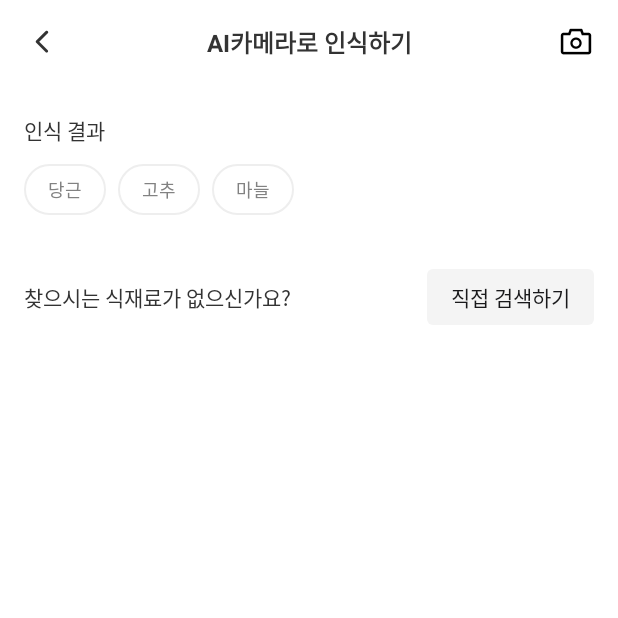
After one commit to LogicKurly/LogicKurly-AOS, an Android app: the CameraSearchActivity screen opened directly, with no data from a screen before it, on a phone screen of 412 x 824 dp, the top half of it. The commit adds this screen. Run offline under Robolectric (Android 15) with nearby library versions, the phone set to English and light mode, and no system bars; our stand-ins replace data binding; pictures from the network do not load.

Commit message:
add: 재료 카메라검색(AI) 추가

```diff
--- /dev/null
+++ b/app/src/main/java/com/kurly/logickurly/presentation/cameraSearch/view/CameraSearchActivity.kt
@@ -0,0 +1,185 @@
+package com.kurly.logickurly.presentation.cameraSearch.view
+
+import android.Manifest
+import android.app.Activity
+import android.content.Intent
+import android.content.pm.PackageManager
+import android.graphics.Bitmap
+import android.graphics.Color
+import android.os.Build
+import android.provider.MediaStore
+import android.view.View
+import android.view.WindowManager
+import android.widget.Toast
+import androidx.activity.result.ActivityResultLauncher
+import androidx.activity.result.contract.ActivityResultContracts
+import androidx.core.content.ContextCompat
+import androidx.lifecycle.ViewModelProvider
+import androidx.recyclerview.widget.LinearLayoutManager
+import androidx.recyclerview.widget.RecyclerView
+import com.bumptech.glide.Glide
+import com.bumptech.glide.load.engine.DiskCacheStrategy
+import com.google.android.material.tabs.TabLayoutMediator
+import com.kurly.logickurly.R
+import com.kurly.logickurly.data.model.Preferences
+import com.kurly.logickurly.databinding.ActivityCameraSearchBinding
+import com.kurly.logickurly.databinding.ActivityKurlyMainBinding
+import com.kurly.logickurly.presentation.addRefrigerator.adapter.PopularAdapter
+import com.kurly.logickurly.presentation.base.BaseActivity
+import com.kurly.logickurly.presentation.cameraSearch.viewModel.CameraSearchViewModel
+import com.kurly.logickurly.presentation.kurlyMain.view.adapter.ViewPagerAdapter
+import com.kurly.logickurly.presentation.kurlyMain.viewModel.MainViewModel
+import com.kurly.logickurly.presentation.myRefrigerator.view.MyRefrigeratorActivity
+
+class CameraSearchActivity : BaseActivity<ActivityCameraSearchBinding>(R.layout.activity_camera_search) {
+
+    val REQUEST_IMAGE_CAPTURE = 0
+
+    private val mainVM: CameraSearchViewModel by lazy {
+        ViewModelProvider(this)[CameraSearchViewModel::class.java]
+    }
+
+    /** dataBinding 객체에 추가적인 작업을 할 때 사용한다 */
+    override fun extraSetupBinding() {
+        binding.vm = mainVM
+    }
+
+    override fun setup() {
+        window.addFlags(WindowManager.LayoutParams.FLAG_KEEP_SCREEN_ON)
+    }
+
+    override fun setupViews() {
+        binding.header.tvTitle?.text ="AI카메라로 인식하기"
+        binding.header.ivAdd?.setImageResource(R.drawable.camera)
+        binding.header.ivAdd?.setColorFilter(Color.parseColor("#000000"))
+        binding.header.ivBack?.setOnClickListener{
+            onBackPressed()
+        }
+        binding.header.ivAdd?.setOnClickListener{
+            takePicture()
+            Preferences.getInstance(this).putBooleanItem("takePicture",true)
+        }
+        binding.tvSearchText?.setOnClickListener{
+            onBackPressed()
+        }
+
+        checkPermission()
+        if(!Preferences.getInstance(this).getBooleanItem("takePicture",false)){
+            takePicture()
+            Preferences.getInstance(this).putBooleanItem("takePicture",true)
+        }
+
+        //사람들이 많이 검색한 재료
+        var itemList = mutableListOf("당근", "고추","마늘")
+        var selectedItemList = mutableListOf<Int>()
+        //기존에 냉장고에 담겨 있는 재료는 선택된 상태
+        var myRefrigerator = Preferences.getInstance(this).getStringItem("MyRefrigerator","")
+        var itemList2 = myRefrigerator?.split(",")
+        var tempList = mutableListOf<String>()
+        for(i in 0 until itemList2!!.size){
+            if(itemList2[i]!="" && itemList2[i]!=","){
+                tempList.add(itemList2[i].replace(",",""))
+            }
+        }
+        itemList2 = tempList
+        for(i in 0 until itemList.size){
+            if(itemList2.contains(itemList[i])){
+                selectedItemList.add(1)
+            }
+            else{
+                selectedItemList.add(0)
+            }
+        }
+
+        var listManager = LinearLayoutManager(this, RecyclerView.HORIZONTAL, false)
+        var listAdapter = PopularAdapter(this, itemList as ArrayList<String>, selectedItemList as ArrayList<Int>)
+        var recyclerList = binding.resultRecyclerView.apply {
+            setHasFixedSize(true)
+            layoutManager = listManager
+            adapter = listAdapter
+        }
+
+        listAdapter.setItemClickListener(object : PopularAdapter.ItemClickListener {
+            override fun onClick(view: View, position: Int) {
+                if (selectedItemList[position] == 0) {
+                    selectedItemList[position] = 1
+                    Toast.makeText(this@CameraSearchActivity,"선택하신 식재료가 담겼습니다", Toast.LENGTH_SHORT).show()
+                    Preferences.getInstance(this@CameraSearchActivity).putStringItem("MyRefrigerator",Preferences.getInstance(this@CameraSearchActivity).getStringItem("MyRefrigerator","")+",${itemList[position]}")
+                } else {
+                    selectedItemList[position] = 0
+                    Toast.makeText(this@CameraSearchActivity,"선택하신 식재료를 꺼냈습니다", Toast.LENGTH_SHORT).show()
+                    Preferences.getInstance(this@CameraSearchActivity).putStringItem("MyRefrigerator",Preferences.getInstance(this@CameraSearchActivity).getStringItem("MyRefrigerator","").toString().replace(itemList[position],""))
+                }
+                listAdapter.notifyDataSetChanged()
+            }
+        })
+
+
+
+    }
+
+    fun takePicture(){
+        if(Build.VERSION.SDK_INT >= Build.VERSION_CODES.M)
+            Intent(MediaStore.ACTION_IMAGE_CAPTURE).also { takePictureIntent ->
+                takePictureIntent.resolveActivity(packageManager)?.also {
+                    startActivityForResult(takePictureIntent, REQUEST_IMAGE_CAPTURE)
+                }
+            }
+    }
+
+    private fun checkPermission() {
+        var permission = mutableMapOf<String, String>()
+        permission["camera"] = Manifest.permission.CAMERA
+
+        var denied = permission.count { ContextCompat.checkSelfPermission(this, it.value)  == PackageManager.PERMISSION_DENIED }
+
+        if(denied > 0 && Build.VERSION.SDK_INT >= Build.VERSION_CODES.M) {
+            requestPermissions(permission.values.toTypedArray(), REQUEST_IMAGE_CAPTURE)
+        }
+
+    }
+
+    override fun onRequestPermissionsResult(
+        requestCode: Int,
+        permissions: Array<out String>,
+        grantResults: IntArray
+    ) {
+        super.onRequestPermissionsResult(requestCode, permissions, grantResults)
+        if(requestCode == REQUEST_IMAGE_CAPTURE) {
+            var count = grantResults.count { it == PackageManager.PERMISSION_DENIED }
+
+            if(count != 0) {
+                Toast.makeText(applicationContext, "권한을 동의해주세요.", Toast.LENGTH_SHORT).show()
+                finish()
+            }
+        }
+    }
+
+    override fun onActivityResult(requestCode: Int, resultCode: Int, data: Intent?) {
+        super.onActivityResult(requestCode, resultCode, data)
+        if(requestCode == REQUEST_IMAGE_CAPTURE && resultCode == RESULT_OK) {
+            val imageBitmap = data?.extras?.get("data") as Bitmap
+
+            Glide.with(this)
+                .load(imageBitmap)
+                .diskCacheStrategy(DiskCacheStrategy.NONE)
+                .fitCenter()
+                .override(binding.ivPhoto.width, binding.ivPhoto.height)
+                .into(binding.ivPhoto)
+
+        }
+    }
+
+
+    override fun onSubscribe() {
+
+    }
+
+    override fun release() {
+
+    }
+
+    override fun onBackPressed() {
+        finish()
+    }
+}
--- /dev/null
+++ b/app/src/main/java/com/kurly/logickurly/presentation/cameraSearch/viewModel/CameraSearchViewModel.kt
@@ -0,0 +1,6 @@
+package com.kurly.logickurly.presentation.cameraSearch.viewModel
+
+import com.kurly.logickurly.presentation.base.BaseViewModel
+
+class CameraSearchViewModel : BaseViewModel() {
+}
--- /dev/null
+++ b/app/src/main/res/layout/activity_camera_search.xml
@@ -0,0 +1,121 @@
+<?xml version="1.0" encoding="utf-8"?>
+<layout xmlns:android="http://schemas.android.com/apk/res/android"
+    xmlns:app="http://schemas.android.com/apk/res-auto"
+    xmlns:tools="http://schemas.android.com/tools">
+
+    <data>
+
+        <variable
+            name="vm"
+            type="com.kurly.logickurly.presentation.cameraSearch.viewModel.CameraSearchViewModel" />
+    </data>
+
+
+    <androidx.constraintlayout.widget.ConstraintLayout
+        android:id="@+id/rootContainer"
+        android:layout_width="match_parent"
+        android:layout_height="match_parent">
+
+        <com.kurly.logickurly.presentation.base.BaseHeader
+            android:id="@+id/header"
+            android:layout_width="match_parent"
+            android:layout_height="wrap_content"
+            app:layout_constraintEnd_toEndOf="parent"
+            app:layout_constraintStart_toStartOf="parent"
+            app:layout_constraintTop_toTopOf="parent" />
+
+        <ScrollView
+            android:id="@+id/scrollView2"
+            android:layout_width="match_parent"
+            android:layout_height="0dp"
+            app:layout_constrainedHeight="true"
+            app:layout_constraintHeight_max="480dp"
+            app:layout_constraintTop_toBottomOf="@+id/header">
+
+            <androidx.constraintlayout.widget.ConstraintLayout
+                android:layout_width="match_parent"
+                android:layout_height="0dp"
+                app:layout_constraintTop_toBottomOf="@+id/header">
+
+                <ImageView
+                    android:id="@+id/ivPhoto"
+                    android:layout_width="match_parent"
+                    android:layout_height="wrap_content"
+                    android:adjustViewBounds="true"
+                    app:layout_constraintTop_toTopOf="parent" />
+
+            </androidx.constraintlayout.widget.ConstraintLayout>
+
+        </ScrollView>
+
+        <androidx.constraintlayout.widget.ConstraintLayout
+            android:id="@+id/resultContainer"
+            android:layout_width="match_parent"
+            android:layout_height="wrap_content"
+            android:paddingBottom="20dp"
+            app:layout_constraintVertical_bias="0"
+            app:layout_constraintBottom_toBottomOf="parent"
+            app:layout_constraintTop_toBottomOf="@+id/scrollView2">
+
+            <TextView
+                android:id="@+id/textView4"
+                android:layout_width="wrap_content"
+                android:layout_height="wrap_content"
+                android:layout_marginStart="16dp"
+                android:layout_marginTop="20dp"
+                android:text="인식 결과"
+                android:textColor="#333333"
+                android:textSize="14dp"
+                app:layout_constraintStart_toStartOf="parent"
+                app:layout_constraintTop_toTopOf="parent" />
+
+            <androidx.recyclerview.widget.RecyclerView
+                android:id="@+id/resultRecyclerView"
+                android:layout_width="match_parent"
+                android:layout_height="wrap_content"
+                android:layout_marginHorizontal="16dp"
+                android:layout_marginTop="12dp"
+                app:layout_constraintTop_toBottomOf="@+id/textView4" />
+
+            <androidx.constraintlayout.widget.ConstraintLayout
+                android:layout_width="match_parent"
+                android:layout_height="wrap_content"
+                android:layout_marginHorizontal="16dp"
+                android:layout_marginTop="36dp"
+                app:layout_constraintTop_toBottomOf="@+id/resultRecyclerView">
+
+                <TextView
+                    android:id="@+id/textView5"
+                    android:layout_width="wrap_content"
+                    android:layout_height="wrap_content"
+                    android:text="찾으시는 식재료가 없으신가요?"
+                    android:textColor="#333333"
+                    android:textSize="14dp"
+                    app:layout_constraintBottom_toBottomOf="parent"
+                    app:layout_constraintStart_toStartOf="parent"
+                    app:layout_constraintTop_toTopOf="parent" />
+
+                <TextView
+                    android:id="@+id/tvSearchText"
+                    android:layout_width="wrap_content"
+                    android:layout_height="wrap_content"
+                    android:background="@drawable/corner_lightgray_r4"
+                    android:paddingHorizontal="16dp"
+                    android:paddingVertical="8dp"
+                    android:text="직접 검색하기"
+                    android:textColor="#19191b"
+                    android:textSize="14dp"
+                    app:layout_constraintBottom_toBottomOf="parent"
+                    app:layout_constraintEnd_toEndOf="parent"
+                    app:layout_constraintTop_toTopOf="parent" />
+
+
+            </androidx.constraintlayout.widget.ConstraintLayout>
+
+
+        </androidx.constraintlayout.widget.ConstraintLayout>
+
+
+
+    </androidx.constraintlayout.widget.ConstraintLayout>
+</layout>
```
Also changed, not shown: app/src/main/AndroidManifest.xml (+15 -0 lines), app/src/main/java/com/kurly/logickurly/presentation/addRefrigerator/view/AddRefrigeratorActivity.kt (+10 -0 lines), app/src/main/res/xml/filepaths.xml (added, +18 -0 lines).
